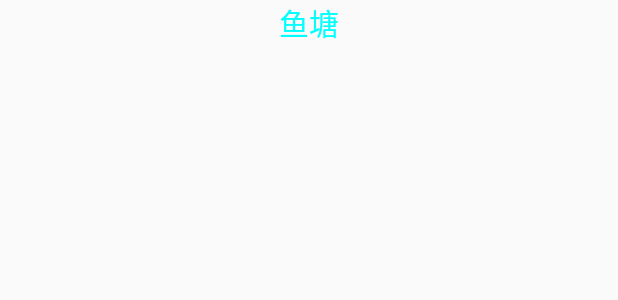
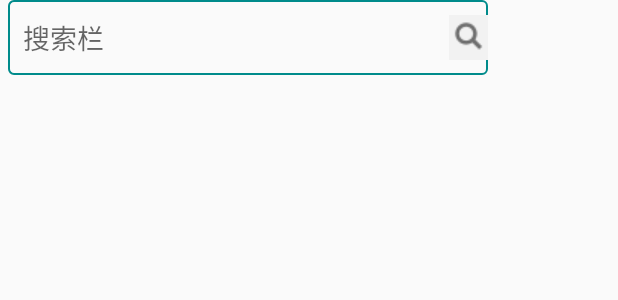
Before and after one commit to smkaicjs/huanleba, an Android app: the layout user_custom3.xml on its own in the app's theme, with its tools: preview values and no code run, on a phone screen of 412 x 824 dp. Shown: the top 300 px of the screen. Run offline under Robolectric (Android 15) with nearby library versions, the phone set to English and light mode, and no system bars.

Commit message:
[upgrade]顶部搜索框
Signed-off-by: smkaicjs <shimingkun@protonmail.com>

```diff
--- a/app/src/main/AndroidManifest.xml
+++ b/app/src/main/AndroidManifest.xml
@@ -3,7 +3,7 @@
     package="com.example.office">
 
     <uses-permission android:name="android.permission.INTERNET" />
-    <uses-permission android:name="android.permission.ACCESS_FINE_LOCATION"/>
+    <uses-permission android:name="android.permission.ACCESS_FINE_LOCATION"></uses-permission>
 
     <application
         android:name=".mcontext.Mycontext"
--- a/app/src/main/res/layout/page1_frag.xml
+++ b/app/src/main/res/layout/page1_frag.xml
@@ -8,6 +8,8 @@
         android:id="@+id/rela_web"
         android:layout_width="match_parent"
         android:layout_height="match_parent">
+
+
         <WebView
             android:layout_width="match_parent"
             android:layout_height="match_parent"
@@ -19,6 +21,7 @@
             android:id="@+id/go_back"
             android:layout_marginBottom="200dp"
             android:layout_alignBottom="@+id/web_view"/>
+
         <Button
             android:layout_width="50dp"
             android:layout_height="100dp"
--- a/app/src/main/res/layout/user_custom3.xml
+++ b/app/src/main/res/layout/user_custom3.xml
@@ -3,8 +3,42 @@
     android:orientation="vertical" android:layout_width="match_parent"
     android:layout_height="wrap_content">
     <RelativeLayout
-        android:layout_width="wrap_content"
+        android:layout_width="match_parent"
         android:layout_height="wrap_content">
+        <FrameLayout xmlns:android="http://schemas.android.com/apk/res/android"
+            android:layout_width="wrap_content" android:layout_height="wrap_content">
+
+            <RelativeLayout
+                android:layout_width="match_parent"
+                android:layout_height="wrap_content">
+                <EditText
+                    android:layout_marginLeft="5dp"
+                    android:id="@+id/edit_load_url"
+                    android:layout_width="320dp"
+                    android:layout_height="50dp"
+                    android:hint="搜索栏"
+                    android:singleLine="true"
+                    android:padding="10dp"
+                    android:background="@drawable/yuanjiao_6"
+                    android:paddingLeft="20dp"
+                    />
+                <ImageView
+                    android:layout_width="wrap_content"
+                    android:layout_height="wrap_content"
+                    android:id="@+id/load_load_url"
+                    android:layout_marginTop="10dp"
+                    android:src="@drawable/sousuo"
+                    android:layout_alignRight="@id/edit_load_url"
+                    />
+            </RelativeLayout>
+        </FrameLayout>
+        <TextView
+            android:layout_width="wrap_content"
+            android:layout_height="wrap_content"
+            android:text="back home"
+            android:id="@+id/back_home"
+            android:visibility="gone"
+            android:textColor="@color/lavender"/>
 
 
         <TextView
@@ -15,6 +49,7 @@
             android:textColor="@color/cyan"
             android:layout_centerHorizontal="true"
             android:textSize="20sp"
+            android:visibility="gone"
             android:id="@+id/theme_firstpage"/>
     </RelativeLayout>
 
```
Also changed, not shown: app/src/main/java/com/example/office/activity/User_firstpage.java (+70 -5 lines), app/src/main/java/com/example/office/frag/First_page_frag.java (+14 -1 lines).
